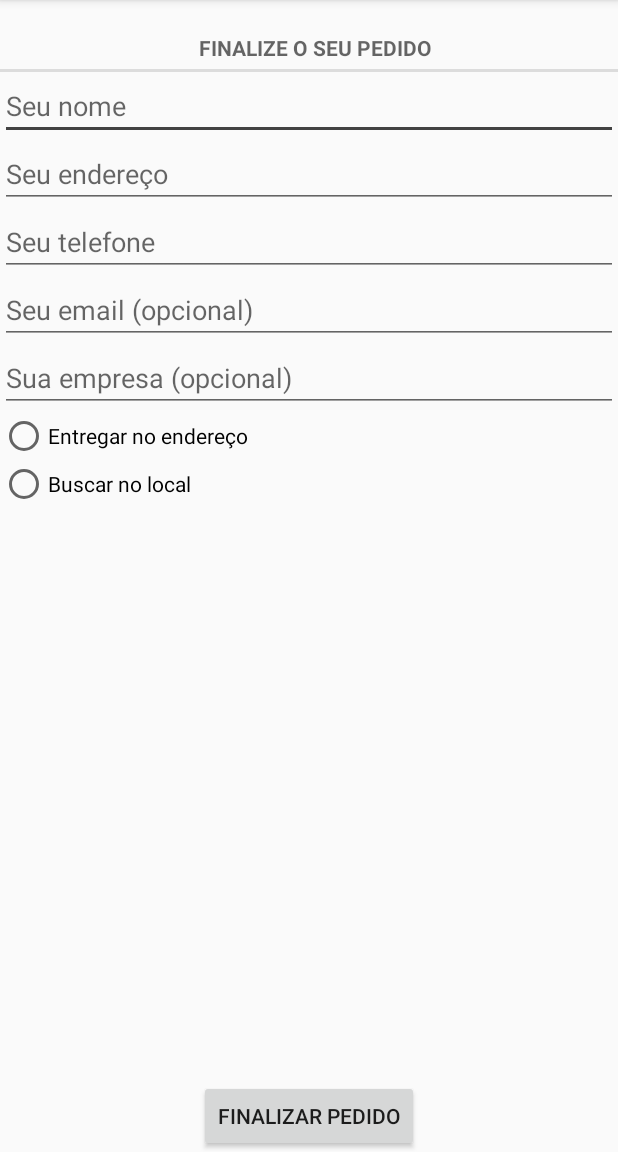
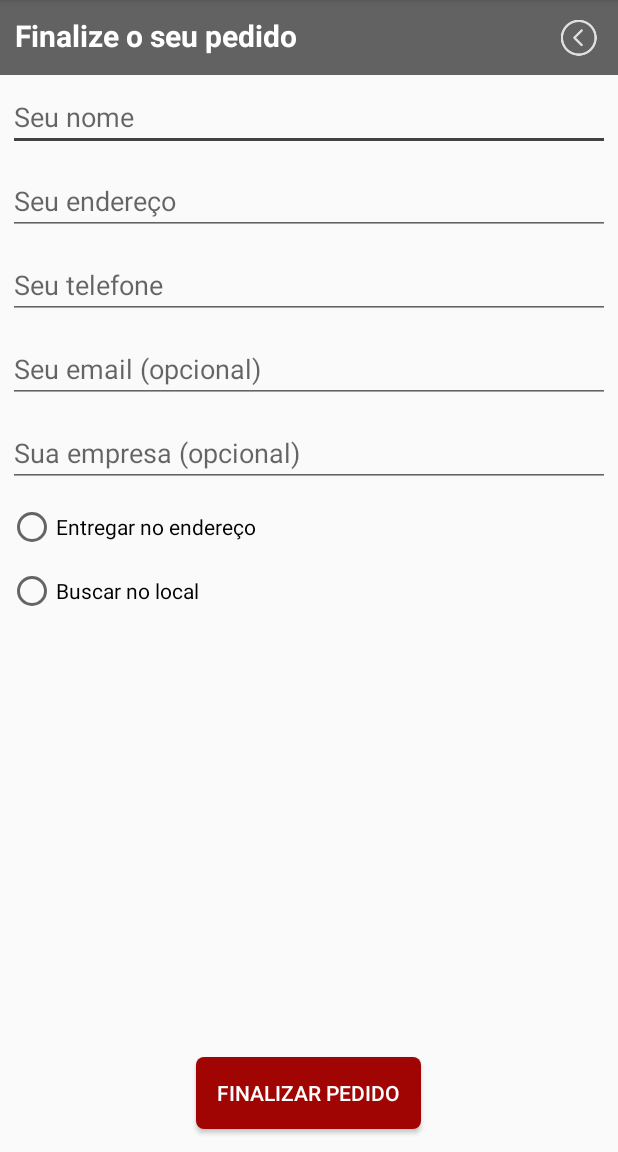
Before and after one commit to panoramix360/tempero-capixaba, an Android app: the FinalizarPedidoFragment screen opened directly, with no data from a screen before it, on a phone screen of 412 x 824 dp, the part 84-1236 px from its top. Run offline under Robolectric (Android 15) with nearby library versions, the phone set to English and light mode, and no system bars; libraries missing offline, so code that uses them is left out: com.orm; network calls fail; 4 statements that could not run were skipped.

Commit message:
construção de xml da pagina finalizar Pedido

```diff
--- a/TemperoCapixaba/app/src/main/res/layout-land/fragment_finalizar_pedido.xml
+++ b/TemperoCapixaba/app/src/main/res/layout-land/fragment_finalizar_pedido.xml
@@ -8,19 +8,38 @@
                   android:layout_width="match_parent"
                   android:layout_height="match_parent">
 
-        <TextView
-            android:layout_width="match_parent"
-            android:layout_height="wrap_content"
-            android:text="@string/finalizar_pedido_title"
-            android:gravity="center"
-            android:layout_marginTop="16dp"
-            style="?android:listSeparatorTextViewStyle"/>
+        <LinearLayout
+        android:layout_width="match_parent"
+        android:layout_height="50dp"
+        android:orientation="horizontal"
+        android:padding="10dp"
+        android:background="@color/second_action_bar">
+
+            <TextView
+                android:id="@+id/finalize_pedido_title_text_view"
+                android:layout_width="0dp"
+                android:layout_height="wrap_content"
+                android:layout_weight="1"
+                android:text="@string/finalizar_pedido_title"
+                android:textSize="20sp"
+                android:textColor="@android:color/white"
+                android:textStyle="bold" />
+
+            <ImageButton
+                android:id="@+id/back_image_button"
+                android:layout_width="wrap_content"
+                android:layout_height="wrap_content"
+                android:src="@drawable/ic_action_back"
+                android:contentDescription="@string/sobre"
+                android:background="@null" />
+        </LinearLayout>
 
         <EditText
             android:id="@+id/nome_edit_text"
             android:layout_width="match_parent"
             android:layout_height="wrap_content"
             android:inputType="text"
+            android:layout_margin="5dp"
             android:hint="@string/nome_text_view" />
 
 
@@ -29,6 +48,7 @@
             android:layout_width="match_parent"
             android:layout_height="wrap_content"
             android:inputType="text"
+            android:layout_margin="5dp"
             android:hint="@string/endereco_text_view" />
 
         <EditText
@@ -36,6 +56,7 @@
             android:layout_width="match_parent"
             android:layout_height="wrap_content"
             android:inputType="phone"
+            android:layout_margin="5dp"
             android:hint="@string/telefone_text_view" />
 
         <EditText
@@ -43,6 +64,7 @@
             android:layout_width="match_parent"
             android:layout_height="wrap_content"
             android:inputType="textEmailAddress"
+            android:layout_margin="5dp"
             android:hint="@string/email_text_view" />
 
         <EditText
@@ -50,6 +72,7 @@
             android:layout_width="match_parent"
             android:layout_height="wrap_content"
             android:inputType="text"
+            android:layout_margin="5dp"
             android:hint="@string/empresa_text_view" />
 
         <RadioGroup
@@ -58,24 +81,31 @@
             android:layout_weight="2"
             android:id="@+id/tipo_entrega_radio_group">
 
+
             <RadioButton
                 android:layout_width="wrap_content"
                 android:layout_height="wrap_content"
+                android:layout_margin="5dp"
                 android:text="@string/entrega_radio_button" />
 
             <RadioButton
                 android:layout_width="wrap_content"
                 android:layout_height="wrap_content"
+                android:layout_margin="5dp"
                 android:text="@string/buscar_radio_button" />
 
         </RadioGroup>
 
         <Button
             android:id="@+id/finalizar_pedido_button"
-            android:layout_width="wrap_content"
+            android:layout_width="150dp"
             android:layout_height="wrap_content"
             android:text="@string/finalizar_pedido_button"
-            android:layout_gravity="bottom|center" />
+            android:layout_marginTop="16dp"
+            android:background="@drawable/rounded_button"
+            android:textColor="#ffffff"
+            android:layout_gravity="bottom|center"
+            android:layout_marginBottom="15dp"/>
 
     </LinearLayout>
 
--- a/TemperoCapixaba/app/src/main/res/layout/fragment_finalizar_pedido.xml
+++ b/TemperoCapixaba/app/src/main/res/layout/fragment_finalizar_pedido.xml
@@ -4,19 +4,39 @@
               android:layout_width="match_parent"
               android:layout_height="match_parent">
 
-    <TextView
+    <LinearLayout
         android:layout_width="match_parent"
-        android:layout_height="wrap_content"
-        android:text="@string/finalizar_pedido_title"
-        android:gravity="center"
-        android:layout_marginTop="16dp"
-        style="?android:listSeparatorTextViewStyle"/>
+        android:layout_height="50dp"
+        android:orientation="horizontal"
+        android:padding="10dp"
+        android:background="@color/second_action_bar">
+
+        <TextView
+            android:id="@+id/finalize_pedido_title_text_view"
+            android:layout_width="0dp"
+            android:layout_height="wrap_content"
+            android:layout_weight="1"
+            android:text="@string/finalizar_pedido_title"
+            android:textSize="20sp"
+            android:textColor="@android:color/white"
+            android:textStyle="bold" />
+
+        <ImageButton
+            android:id="@+id/back_image_button"
+            android:layout_width="wrap_content"
+            android:layout_height="wrap_content"
+            android:src="@drawable/ic_action_back"
+            android:contentDescription="@string/sobre"
+            android:background="@null" />
+
+    </LinearLayout>
 
     <EditText
         android:id="@+id/nome_edit_text"
         android:layout_width="match_parent"
         android:layout_height="wrap_content"
         android:inputType="text"
+        android:layout_margin="5dp"
         android:hint="@string/nome_text_view" />
 
 
@@ -25,6 +45,7 @@
         android:layout_width="match_parent"
         android:layout_height="wrap_content"
         android:inputType="text"
+        android:layout_margin="5dp"
         android:hint="@string/endereco_text_view" />
 
     <EditText
@@ -32,6 +53,7 @@
         android:layout_width="match_parent"
         android:layout_height="wrap_content"
         android:inputType="phone"
+        android:layout_margin="5dp"
         android:hint="@string/telefone_text_view" />
 
     <EditText
@@ -39,6 +61,7 @@
         android:layout_width="match_parent"
         android:layout_height="wrap_content"
         android:inputType="textEmailAddress"
+        android:layout_margin="5dp"
         android:hint="@string/email_text_view" />
 
     <EditText
@@ -46,6 +69,7 @@
         android:layout_width="match_parent"
         android:layout_height="wrap_content"
         android:inputType="text"
+        android:layout_margin="5dp"
         android:hint="@string/empresa_text_view" />
 
     <RadioGroup
@@ -57,20 +81,26 @@
         <RadioButton
             android:layout_width="wrap_content"
             android:layout_height="wrap_content"
+            android:layout_margin="5dp"
             android:text="@string/entrega_radio_button" />
 
         <RadioButton
             android:layout_width="wrap_content"
             android:layout_height="wrap_content"
+            android:layout_margin="5dp"
             android:text="@string/buscar_radio_button" />
 
     </RadioGroup>
 
     <Button
         android:id="@+id/finalizar_pedido_button"
-        android:layout_width="wrap_content"
+        android:layout_width="150dp"
         android:layout_height="wrap_content"
         android:text="@string/finalizar_pedido_button"
-        android:layout_gravity="bottom|center" />
+        android:layout_marginTop="16dp"
+        android:background="@drawable/rounded_button"
+        android:textColor="#ffffff"
+        android:layout_gravity="bottom|center"
+        android:layout_marginBottom="15dp"/>
 
 </LinearLayout>
```
